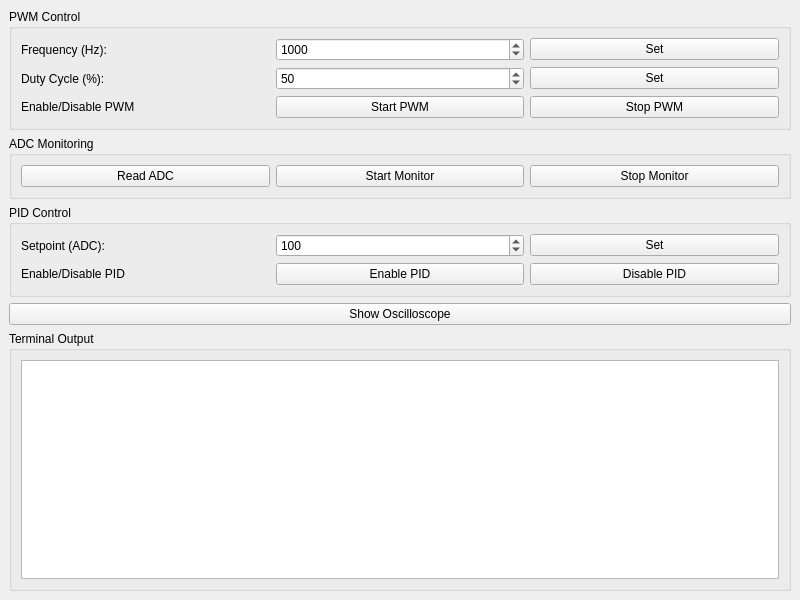
Qt form gui/mainwindow.ui (ModularMangoTrain/rho4) before a commit.
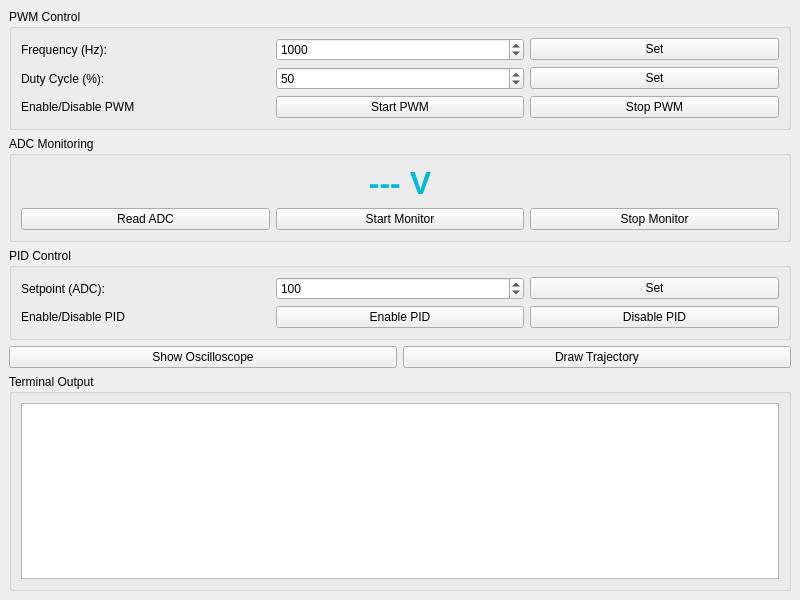
The same form after that commit.

The edit to the form file:
```diff
--- a/gui/mainwindow.ui
+++ b/gui/mainwindow.ui
@@ -98,6 +98,18 @@
       <property name="title">
        <string>ADC Monitoring</string>
       </property>
+      <layout class="QVBoxLayout">
+       <item>
+        <widget class="QLabel" name="voltageLabel">
+         <property name="text">
+          <string>&lt;span style='font-size:24pt; font-weight:bold; color:#00BCD4;'&gt;--- V&lt;/span&gt;</string>
+         </property>
+         <property name="alignment">
+          <set>Qt::AlignCenter</set>
+         </property>
+        </widget>
+       </item>
+       <item>
       <layout class="QHBoxLayout">
        <item>
         <widget class="QPushButton" name="readADCBtn">
@@ -121,6 +133,8 @@
         </widget>
        </item>
       </layout>
+       </item>
+      </layout>
      </widget>
     </item>
     <item>
@@ -178,11 +192,22 @@
      </widget>
     </item>
     <item>
+     <layout class="QHBoxLayout">
+      <item>
      <widget class="QPushButton" name="showScopeBtn">
       <property name="text">
        <string>Show Oscilloscope</string>
       </property>
      </widget>
+      </item>
+      <item>
+       <widget class="QPushButton" name="drawTrajectoryBtn">
+        <property name="text">
+         <string>Draw Trajectory</string>
+        </property>
+       </widget>
+      </item>
+     </layout>
     </item>
     <item>
      <widget class="QGroupBox" name="terminalGroup">
```
Lines whose indentation alone changed are shown as unchanged.
